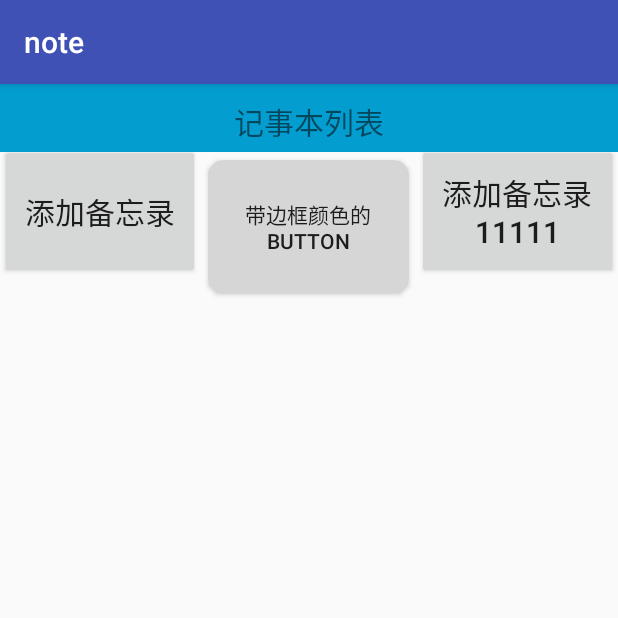
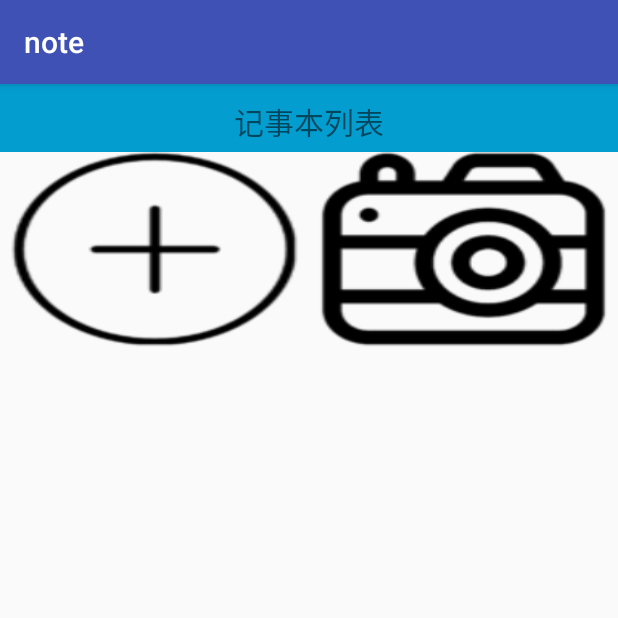
Before and after one commit to kekekgwj/note, an Android app: the screen it shows after launch (MainActivity), on a phone screen of 412 x 824 dp, the top half of it. Run offline under Robolectric (Android 15) with nearby library versions, the phone set to English and light mode, and no system bars.

Commit message:
UI升级

```diff
--- a/app/src/main/java/com/example/guoweijie/note/MainActivity.java
+++ b/app/src/main/java/com/example/guoweijie/note/MainActivity.java
@@ -5,6 +5,7 @@ import android.content.DialogInterface;
 import android.content.Intent;
 import android.database.Cursor;
 import android.database.sqlite.SQLiteDatabase;
+import android.media.Image;
 import android.preference.DialogPreference;
 import android.support.v7.app.AlertDialog;
 import android.support.v7.app.AppCompatActivity;
@@ -15,6 +16,7 @@ import android.view.Window;
 import android.widget.AbsListView;
 import android.widget.AdapterView;
 import android.widget.Button;
+import android.widget.ImageButton;
 import android.widget.ListView;
 import android.widget.TextView;
 import android.widget.Toast;
@@ -37,7 +39,7 @@ public class MainActivity extends AppCompatActivity implements AbsListView.OnScr
         setContentView(R.layout.activity_main);
 
 
-        TextView noteContent = (TextView) findViewById(R.id.note_content);
+       // TextView noteContent = (TextView) findViewById(R.id.note_content);
 
         //initNote();
 
@@ -58,7 +60,7 @@ public class MainActivity extends AppCompatActivity implements AbsListView.OnScr
 
 
         //设置增加日记按钮
-        Button addNote = (Button) findViewById(R.id.btn_editnote);
+        ImageButton addNote = (ImageButton) findViewById(R.id.btn_editnote);
         addNote.setOnClickListener(new View.OnClickListener() {
             @Override
             public void onClick(View view) {
@@ -116,6 +118,7 @@ public class MainActivity extends AppCompatActivity implements AbsListView.OnScr
             String content = cursor.getString(cursor.getColumnIndex("content"));
             String date = cursor.getString(cursor.getColumnIndex("date"));
             int id =cursor.getInt(cursor.getColumnIndex("_id"));
+            Log.d("date=",date);
             Note note1 = new Note( R.drawable.ali,id,title,content, date);
             noteList.add(note1);
         }
@@ -147,7 +150,7 @@ public class MainActivity extends AppCompatActivity implements AbsListView.OnScr
         Intent intent = new Intent(MainActivity.this,NoteEdit.class);
         intent.putExtra("id",note.getId());
         startActivity(intent);
-        Toast.makeText(MainActivity.this,note.getTitle(),Toast.LENGTH_LONG).show();
+        //Toast.makeText(MainActivity.this,note.getTitle(),Toast.LENGTH_LONG).show();
         /*String content = listView.getItemAtPosition(n) + "";
         Log.i("main","position="+content);
         String content1 = content.substring(content.indexOf("=") + 1,
--- a/app/src/main/java/com/example/guoweijie/note/Note.java
+++ b/app/src/main/java/com/example/guoweijie/note/Note.java
@@ -31,5 +31,6 @@ public class Note {
     public  String getContent(){
         return  content;
     }
-    public  int getId(){return  id;}
+    public  int getId()
+    {return  id;}
 }
--- a/app/src/main/res/drawable/check_border.xml
+++ /dev/null
@@ -1,17 +0,0 @@
-<?xml version="1.0" encoding="utf-8"?>
-<selector xmlns:android="http://schemas.android.com/apk/res/android">
-    <!--<item android:state_pressed="true">-->
-    <!--<shape android:shape="rectangle">-->
-    <!--<stroke android:width="1px" android:color="@color/color_light_grey" />-->
-    <!--<corners android:radius="3dp" />-->
-    <!--<solid android:color="@color/color_detach_line" />-->
-    <!--</shape>-->
-    <!--</item>-->
-    <item>
-        <shape android:shape="rectangle">
-            <stroke android:width="1px" android:color="@color/theme_red" />
-            <corners android:radius="10dp" />
-            <solid android:color="@color/color_check_bg" />
-        </shape>
-    </item>
-</selector>
--- a/app/src/main/res/layout/activity_main.xml
+++ b/app/src/main/res/layout/activity_main.xml
@@ -1,6 +1,7 @@
 <LinearLayout xmlns:android="http://schemas.android.com/apk/res/android"
     android:layout_width="fill_parent"
     android:layout_height="fill_parent"
+
     android:orientation="vertical" >
 
     <TextView
@@ -15,40 +16,31 @@
 
     <LinearLayout
         android:layout_width="match_parent"
-        android:layout_height="100dp"
+        android:layout_height="150dp"
         android:orientation="horizontal">
 
-        <Button
+        <ImageButton
             android:id="@+id/btn_editnote"
             android:layout_width="0dp"
             android:layout_height="match_parent"
-            android:layout_weight="1"
             android:layout_gravity="center"
             android:layout_marginBottom="10dp"
-            android:text="添加备忘录"
-            android:textSize="20sp" />
-        <Button
-            android:layout_width="0dip"
-            android:layout_height="match_parent"
-            android:layout_margin="5dip"
             android:layout_weight="1"
-            android:background="@drawable/check_border"
-            android:gravity="center"
-            android:text="带边框颜色的Button"
-            />
+            android:background="@drawable/edit"
 
-        作者：gyymz1993
-        链接：http://www.jianshu.com/p/e5e8a98fc5d9
-        來源：简书
-        著作权归作者所有。商业转载请联系作者获得授权，非商业转载请注明出处。
-        <Button
+
+            android:textSize="20sp" />*/
+
+
+
+        <ImageButton
+            android:background="@drawable/camera"
             android:id="@+id/btn_editnote_photo"
             android:layout_width="0dp"
             android:layout_height="match_parent"
             android:layout_gravity="center"
             android:layout_weight="1"
             android:layout_marginBottom="10dp"
-            android:text="添加备忘录11111"
             android:textSize="20sp" />
     </LinearLayout>
 
@@ -62,7 +54,8 @@
             android:layout_width="match_parent"
             android:layout_height="wrap_content"
             android:layout_margin="5dp"
-            android:background="#81966F"></ListView>
+            android:background="#FFFFFF"
+            ></ListView>
     </LinearLayout>
 
 
```
Also changed, not shown: app/src/main/java/com/example/guoweijie/note/NoteEdit.java (+85 -63 lines), app/src/main/res/layout/note_edit.xml (+9 -8 lines), app/src/main/res/layout/note_item.xml (+21 -6 lines), app/src/main/res/drawable/camera.png (added), app/src/main/res/drawable/edit.png (added).
